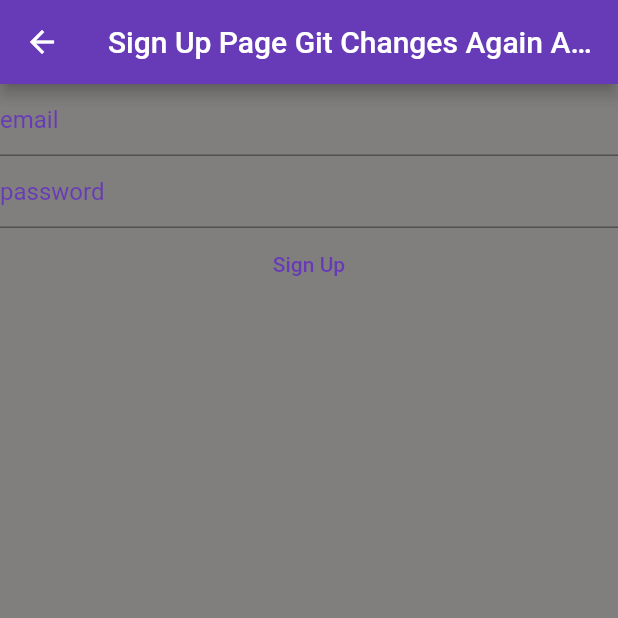
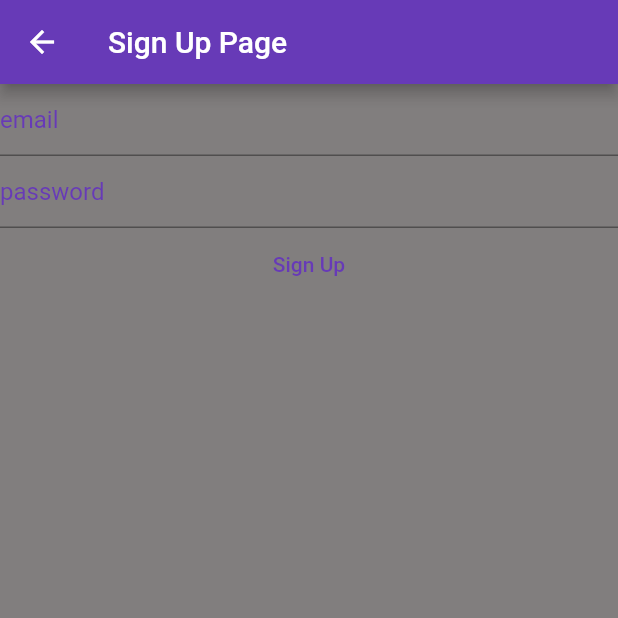
Before and after one commit to azzayatss/flutter, a Flutter app: the SignUpView screen opened directly, on a phone screen of 412 x 824 dp, the top half of it. Run offline on Flutter 3.47's test engine with Material 2 defaults, Android fonts, the phone set to English and light mode, and no system bars; our stand-ins replace firebase_auth, firebase_core; accounts and stored records are empty.

Commit message:
first flutter repo commit

```diff
--- a/lib/views/sign_up_view.dart
+++ b/lib/views/sign_up_view.dart
@@ -37,7 +37,7 @@ late final TextEditingController _passwordContoller;
       // scafold - стандартне рішення яке має в собі аппбар і тіло
       // todo вивчити всі можливості скалафорду
       backgroundColor: const Color.fromARGB(173, 69, 65, 65),
-      appBar: AppBar(title: const Text('Sign Up Page Git Changes Again Again')),
+      appBar: AppBar(title: const Text('Sign Up Page')),
       body: FutureBuilder(
         future: Firebase.initializeApp(
           //Firebase.initializeApp() needs to call native code to initialize Firebase,
```
